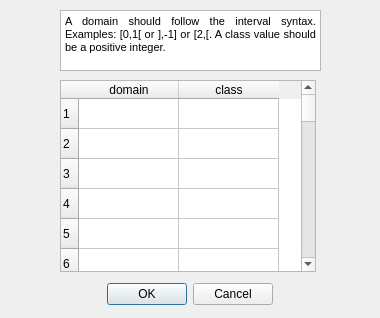
Above: gui/ui/DlgTableInput.ui from hboussard/chloe_qgis before the change. Below: the same form after it.
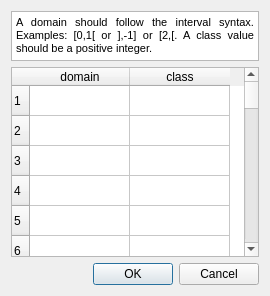
That is the form after the change.

Diff of the .ui file:
```diff
--- a/gui/ui/DlgTableInput.ui
+++ b/gui/ui/DlgTableInput.ui
@@ -6,8 +6,8 @@
    <rect>
     <x>0</x>
     <y>0</y>
-    <width>380</width>
-    <height>318</height>
+    <width>270</width>
+    <height>296</height>
    </rect>
   </property>
   <property name="sizePolicy">
@@ -16,18 +16,45 @@
     <verstretch>0</verstretch>
    </sizepolicy>
   </property>
+  <property name="minimumSize">
+   <size>
+    <width>250</width>
+    <height>250</height>
+   </size>
+  </property>
   <property name="windowTitle">
    <string>Dialog</string>
   </property>
+  <layout class="QFormLayout" name="formLayout">
+   <item row="0" column="0" colspan="2">
+    <widget class="QTextBrowser" name="textBrowser">
+     <property name="sizePolicy">
+      <sizepolicy hsizetype="Expanding" vsizetype="Fixed">
+       <horstretch>0</horstretch>
+       <verstretch>0</verstretch>
+      </sizepolicy>
+     </property>
+     <property name="maximumSize">
+      <size>
+       <width>16777215</width>
+       <height>50</height>
+      </size>
+     </property>
+     <property name="verticalScrollBarPolicy">
+      <enum>Qt::ScrollBarAlwaysOff</enum>
+     </property>
+     <property name="html">
+      <string>&lt;!DOCTYPE HTML PUBLIC &quot;-//W3C//DTD HTML 4.0//EN&quot; &quot;http://www.w3.org/TR/REC-html40/strict.dtd&quot;&gt;
+&lt;html&gt;&lt;head&gt;&lt;meta name=&quot;qrichtext&quot; content=&quot;1&quot; /&gt;&lt;style type=&quot;text/css&quot;&gt;
+p, li { white-space: pre-wrap; }
+&lt;/style&gt;&lt;/head&gt;&lt;body style=&quot; font-family:'MS Shell Dlg 2'; font-size:7.8pt; font-weight:400; font-style:normal;&quot;&gt;
+&lt;p align=&quot;justify&quot; style=&quot; margin-top:12px; margin-bottom:12px; margin-left:0px; margin-right:0px; -qt-block-indent:0; text-indent:0px;&quot;&gt;&lt;span style=&quot; font-family:'Droid Sans Mono,monospace,monospace,Droid Sans Fallback'; font-size:8pt; color:#000000;&quot;&gt;A domain should follow the interval syntax. Examples: [0,1[ or ],-1] or [2,[. A class value should be a positive integer.&lt;/span&gt;&lt;/p&gt;
+&lt;p align=&quot;justify&quot; style=&quot;-qt-paragraph-type:empty; margin-top:12px; margin-bottom:12px; margin-left:0px; margin-right:0px; -qt-block-indent:0; text-indent:0px; font-family:'Noto Sans'; font-size:8pt;&quot;&gt;&lt;br /&gt;&lt;/p&gt;&lt;/body&gt;&lt;/html&gt;</string>
+     </property>
+    </widget>
+   </item>
+   <item row="3" column="0" colspan="2">
   <widget class="QDialogButtonBox" name="buttonBox">
-   <property name="geometry">
-    <rect>
-     <x>80</x>
-     <y>280</y>
-     <width>193</width>
-     <height>28</height>
-    </rect>
-   </property>
    <property name="orientation">
     <enum>Qt::Horizontal</enum>
    </property>
@@ -35,21 +62,9 @@
     <set>QDialogButtonBox::Cancel|QDialogButtonBox::Ok</set>
    </property>
   </widget>
+   </item>
+   <item row="2" column="0" colspan="2">
   <widget class="QTableWidget" name="tableWidget">
-   <property name="geometry">
-    <rect>
-     <x>60</x>
-     <y>80</y>
-     <width>256</width>
-     <height>192</height>
-    </rect>
-   </property>
-   <property name="sizePolicy">
-    <sizepolicy hsizetype="Fixed" vsizetype="Fixed">
-     <horstretch>0</horstretch>
-     <verstretch>0</verstretch>
-    </sizepolicy>
-   </property>
    <property name="inputMethodHints">
     <set>Qt::ImhFormattedNumbersOnly</set>
    </property>
@@ -134,27 +149,8 @@
     </property>
    </column>
   </widget>
-  <widget class="QTextBrowser" name="textBrowser">
-   <property name="geometry">
-    <rect>
-     <x>60</x>
-     <y>10</y>
-     <width>261</width>
-     <height>61</height>
-    </rect>
-   </property>
-   <property name="verticalScrollBarPolicy">
-    <enum>Qt::ScrollBarAlwaysOff</enum>
-   </property>
-   <property name="html">
-    <string>&lt;!DOCTYPE HTML PUBLIC &quot;-//W3C//DTD HTML 4.0//EN&quot; &quot;http://www.w3.org/TR/REC-html40/strict.dtd&quot;&gt;
-&lt;html&gt;&lt;head&gt;&lt;meta name=&quot;qrichtext&quot; content=&quot;1&quot; /&gt;&lt;style type=&quot;text/css&quot;&gt;
-p, li { white-space: pre-wrap; }
-&lt;/style&gt;&lt;/head&gt;&lt;body style=&quot; font-family:'Noto Sans'; font-size:9pt; font-weight:400; font-style:normal;&quot;&gt;
-&lt;p align=&quot;justify&quot; style=&quot; margin-top:12px; margin-bottom:12px; margin-left:0px; margin-right:0px; -qt-block-indent:0; text-indent:0px;&quot;&gt;&lt;span style=&quot; font-family:'Droid Sans Mono,monospace,monospace,Droid Sans Fallback'; font-size:8pt; color:#000000;&quot;&gt;A domain should follow the interval syntax. Examples: [0,1[ or ],-1] or [2,[. A class value should be a positive integer.&lt;/span&gt;&lt;/p&gt;
-&lt;p align=&quot;justify&quot; style=&quot;-qt-paragraph-type:empty; margin-top:12px; margin-bottom:12px; margin-left:0px; margin-right:0px; -qt-block-indent:0; text-indent:0px; font-size:8pt;&quot;&gt;&lt;br /&gt;&lt;/p&gt;&lt;/body&gt;&lt;/html&gt;</string>
-   </property>
-  </widget>
+   </item>
+  </layout>
  </widget>
  <resources/>
  <connections>
```
Lines whose indentation alone changed are shown as unchanged.
